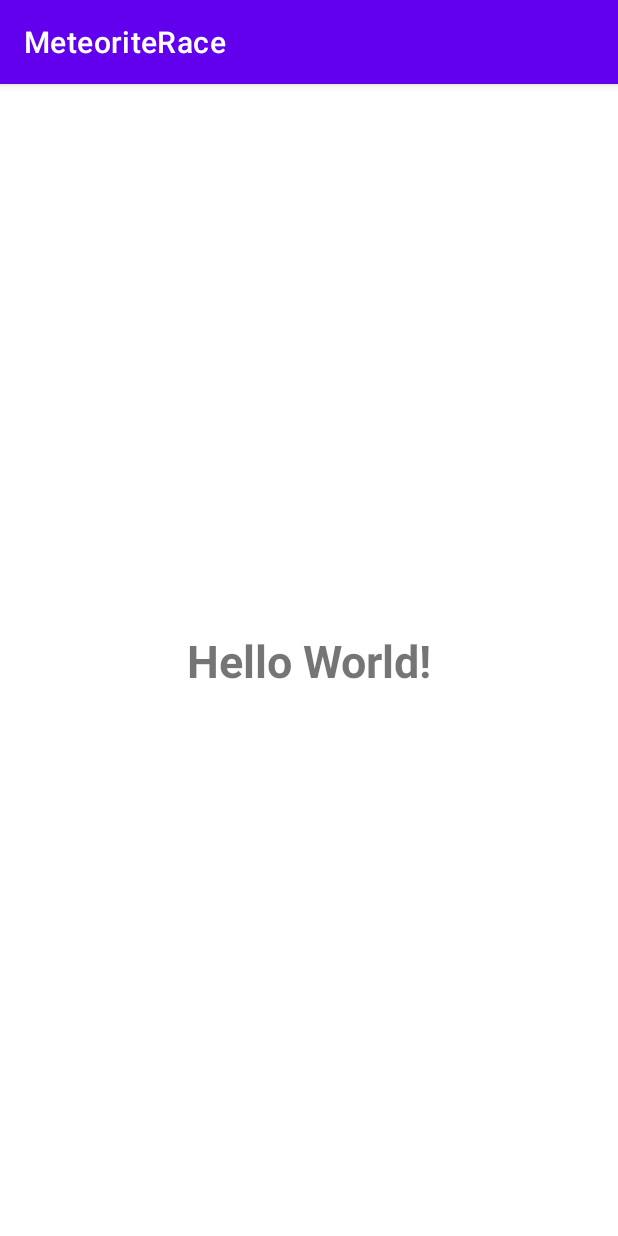
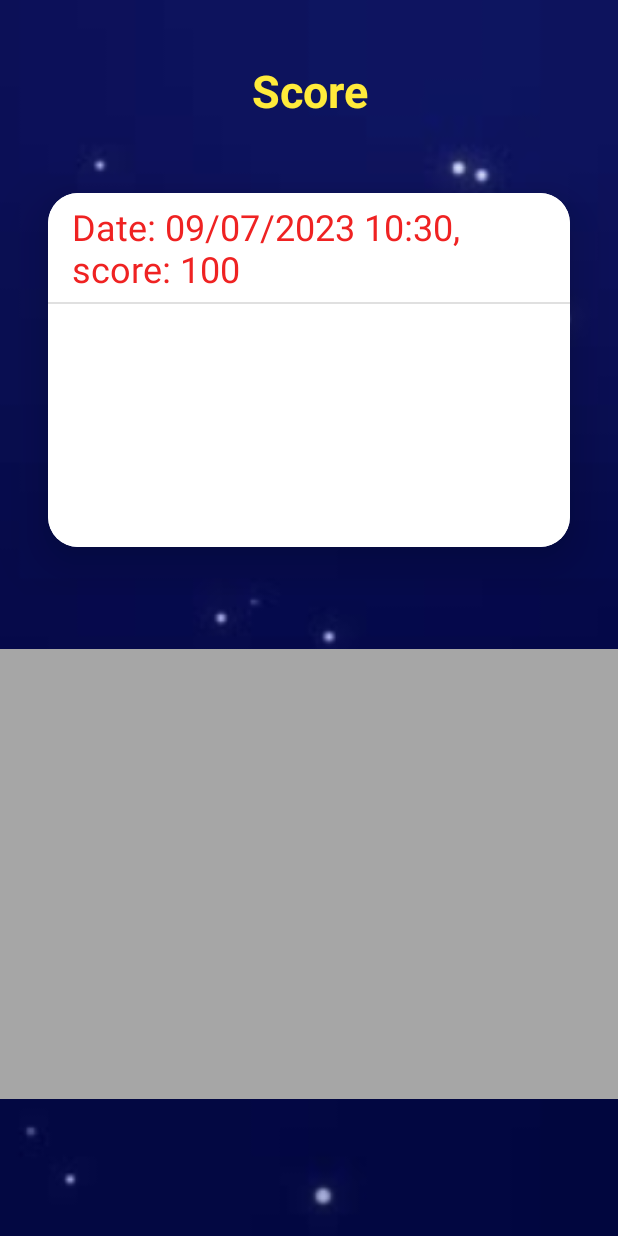
Before and after one commit to RamDvlp/SpaceRaceV2, an Android app: the Score screen opened directly, with no data from a screen before it, on a phone screen of 412 x 824 dp. Run offline under Robolectric (Android 15) with nearby library versions, the phone set to English and light mode, and no system bars; 1 statement that could not run was skipped.

Commit message:
Score Activity added. List View of scores made in game presented in a fragment in score activity. next: organize code + google map.

```diff
--- a/app/build.gradle
+++ b/app/build.gradle
@@ -38,6 +38,8 @@ dependencies {
     implementation 'androidx.constraintlayout:constraintlayout:2.1.4'
     implementation 'androidx.navigation:navigation-fragment:2.4.1'
     implementation 'androidx.navigation:navigation-ui:2.4.1'
+    implementation 'androidx.legacy:legacy-support-v4:1.0.0'
+    implementation 'androidx.recyclerview:recyclerview:1.3.0'
     testImplementation 'junit:junit:4.13.2'
     androidTestImplementation 'androidx.test.ext:junit:1.1.5'
     androidTestImplementation 'androidx.test.espresso:espresso-core:3.5.1'
--- a/app/src/main/AndroidManifest.xml
+++ b/app/src/main/AndroidManifest.xml
@@ -1,6 +1,6 @@
 <?xml version="1.0" encoding="utf-8"?>
 <manifest xmlns:android="http://schemas.android.com/apk/res/android"
-    xmlns:tools="http://schemas.android.com/tools" >
+    xmlns:tools="http://schemas.android.com/tools">
 
     <uses-permission android:name="android.permission.INTERNET" />
     <uses-permission android:name="android.permission.VIBRATE" />
@@ -14,13 +14,13 @@
         android:label="@string/app_name"
         android:supportsRtl="false"
         android:theme="@style/Theme.MeteoriteRace"
-        tools:targetApi="31" >
+        tools:targetApi="31">
         <activity
             android:name=".Score"
             android:exported="false" />
         <activity
             android:name=".MainScreenActivity2"
-            android:exported="true" >
+            android:exported="true">
             <intent-filter>
                 <action android:name="android.intent.action.MAIN" />
 
--- /dev/null
+++ b/app/src/main/java/com/example/meteoriterace/ListFragment.java
@@ -0,0 +1,63 @@
+package com.example.meteoriterace;
+
+
+import androidx.annotation.NonNull;
+import androidx.annotation.Nullable;
+import androidx.appcompat.app.AppCompatActivity;
+import androidx.fragment.app.Fragment;
+
+import android.os.Bundle;
+import android.view.LayoutInflater;
+import android.view.View;
+import android.view.ViewGroup;
+import android.widget.AdapterView;
+import android.widget.ArrayAdapter;
+import android.widget.ListView;
+import android.widget.SimpleAdapter;
+import android.widget.Toast;
+
+import java.util.ArrayList;
+import java.util.Arrays;
+import java.util.List;
+
+public class ListFragment extends Fragment {
+
+    private ListView list_LST_names;
+
+    private ArrayList<String> data;
+
+
+    @Nullable
+    @Override
+    public View onCreateView(@NonNull LayoutInflater inflater, @Nullable ViewGroup container, @Nullable Bundle savedInstanceState) {
+
+        View view = inflater.inflate(R.layout.fragment_list, container,false);
+
+        list_LST_names = view.findViewById(R.id.list_LST_scores);
+
+
+        //ArrayAdapter arrayAdapter = new ArrayAdapter(container.getContext(), R.layout.list_country, data);
+        ArrayAdapter arrayAdapter = new ArrayAdapter(requireContext(), R.layout.list_item, getListItems());
+        list_LST_names.setAdapter(arrayAdapter);
+
+        list_LST_names.setOnItemClickListener(new AdapterView.OnItemClickListener() {
+            @Override
+            public void onItemClick(AdapterView<?> parent, View view, int position, long id) {
+                Toast.makeText(container.getContext(), position + " - " + data.get(position), Toast.LENGTH_SHORT).show();
+            }
+        });
+
+        return view;
+    }
+
+    private List getListItems() {
+
+        data = new ArrayList<String>();
+        ScoreEntery s[] = mySP.getSP().readAll();
+        for(ScoreEntery se : s){
+            data.add(se.toString());
+        }
+
+        return data;
+    }
+}
--- a/app/src/main/java/com/example/meteoriterace/MainActivity.java
+++ b/app/src/main/java/com/example/meteoriterace/MainActivity.java
@@ -90,7 +90,7 @@ public class MainActivity extends AppCompatActivity {
 
 
 
-                        if (y < -SENSOR_THRESHOLD ) {
+                        if (y < 0 ) {
                             stopTimer();
                             startTimer(FAST_DELAY);
                             state = true;
@@ -315,7 +315,7 @@ public class MainActivity extends AppCompatActivity {
         //appsResource.getInstance().cancelVibrator();
         appsResource.getInstance().toast("GAME OVER");
 
-        loadScore();
+       // loadScore();
         finish();
 
     }
@@ -328,14 +328,17 @@ public class MainActivity extends AppCompatActivity {
         sc = new Gson().fromJson(json,ScoreEntery.class);
 
         Log.d("asd", sc.toString());
+        Log.d("asd", sc.getTheDate());
+        Log.d("asd", String.valueOf(sc.getScore()));
 
     }
 
     private void saveScore() {
+
         ScoreEntery sc = new ScoreEntery(score);
 
         String json = new Gson().toJson(sc);
-        mySP.getSP().writeScoreEntry(json);
+        mySP.getSP().writeScoreEntry(json,sc.getTheDate());
 
     }
 
--- a/app/src/main/java/com/example/meteoriterace/MainScreenActivity2.java
+++ b/app/src/main/java/com/example/meteoriterace/MainScreenActivity2.java
@@ -4,10 +4,9 @@ import androidx.appcompat.app.AppCompatActivity;
 
 import android.content.Intent;
 import android.os.Bundle;
-import android.util.Log;
-import android.view.Window;
-import android.view.WindowManager;
 import android.widget.Button;
+
+import com.google.gson.Gson;
 
 public class MainScreenActivity2 extends AppCompatActivity {
 
@@ -23,6 +22,12 @@ public class MainScreenActivity2 extends AppCompatActivity {
         ScreenUtils.hideSystemUI(this);
         setContentView(R.layout.activity_main_screen2);
 
+        //******
+        ScoreEntery sc = new ScoreEntery(100);
+
+        String json = new Gson().toJson(sc);
+        mySP.getSP().writeScoreEntry(json, sc.getTheDate());
+        //**********
 
 
         initViews();
@@ -55,6 +60,8 @@ public class MainScreenActivity2 extends AppCompatActivity {
 
     private void scoreScreen() {
         intent = new Intent(MainScreenActivity2.this,Score.class);
+
+
         //intent.putExtra("gameType", "sensors");
         startActivity(intent);
     }
--- a/app/src/main/java/com/example/meteoriterace/Score.java
+++ b/app/src/main/java/com/example/meteoriterace/Score.java
@@ -3,17 +3,29 @@ package com.example.meteoriterace;
 import androidx.appcompat.app.AppCompatActivity;
 
 import android.os.Bundle;
-import android.widget.TextView;
 
 public class Score extends AppCompatActivity {
 
 
-
+    private ListFragment fragmentList;
 
     @Override
     protected void onCreate(Bundle savedInstanceState) {
         super.onCreate(savedInstanceState);
         setContentView(R.layout.activity_score);
+
+        fragmentList = new ListFragment();
+
+        ScreenUtils.hideSystemUI(this);
+
+        getSupportFragmentManager().beginTransaction()
+                .replace(R.id.main_LAY_frameScore, fragmentList)
+               // .add(R.id.main_LAY_frameScore, fragmentList)
+                //.add(R.id.main_LAY_frame1, fragmentMap)
+               // .hide(fragmentMap)
+                .commit();
+
+
 
 
     }
@@ -21,12 +33,25 @@ public class Score extends AppCompatActivity {
     @Override
     protected void onStart() {
         super.onStart();
+        appsResource.getInstance().resumeBackgroundMusic();
 
+
+        //fragmentList.setScore(mySP.getSP().readScoreEntery());
+
+    }
+
+
+    private void changeFrame() {
+        getSupportFragmentManager().beginTransaction()
+                //.hide(fragmentList)
+                //.show(fragmentMap)
+                .commit();
     }
 
     @Override
     protected void onStop() {
         super.onStop();
+        appsResource.getInstance().pausebackgroundMusic();
 
     }
 }
--- a/app/src/main/java/com/example/meteoriterace/ScoreEntery.java
+++ b/app/src/main/java/com/example/meteoriterace/ScoreEntery.java
@@ -15,7 +15,7 @@ public class ScoreEntery {
     public static final String KEY_ENTERY = "ENTERY";
 
     private int score;
-    private DateTimeFormatter format;
+
     private String theDate;
 
     public ScoreEntery() {
@@ -23,6 +23,8 @@ public class ScoreEntery {
 
     public ScoreEntery(int score) {
         this.score = score;
+
+        DateTimeFormatter format;
 
         if (Build.VERSION.SDK_INT >= Build.VERSION_CODES.O) {
             format = DateTimeFormatter.ofPattern("dd/MM/YYYY HH:mm");
@@ -56,7 +58,7 @@ public class ScoreEntery {
     @Override
     public String toString() {
         return
-                "score=" + score +
-                ", theDate='" + theDate ;
+                "Date: " + theDate +
+        ", score: " + score;
     }
 }
--- a/app/src/main/java/com/example/meteoriterace/mySP.java
+++ b/app/src/main/java/com/example/meteoriterace/mySP.java
@@ -2,6 +2,14 @@ package com.example.meteoriterace;
 
 import android.content.Context;
 import android.content.SharedPreferences;
+
+import com.google.gson.Gson;
+
+import java.lang.reflect.Array;
+import java.util.ArrayList;
+import java.util.Arrays;
+import java.util.Map;
+import java.util.Stack;
 
 public class mySP {
 
@@ -13,37 +21,68 @@ public class mySP {
 
     private static final String DEF_VALUE = "";
 
+    private ArrayList<ScoreEntery> allScores;
+
+    Stack<String> allKeys;
 
     private mySP(Context context) {
-        this.pref = context.getApplicationContext().getSharedPreferences(FILE_NAME,Context.MODE_PRIVATE);
+        this.pref = context.getApplicationContext().getSharedPreferences(FILE_NAME, Context.MODE_PRIVATE);
+        allKeys = new Stack<String>();
     }
 
-    public static void init(Context context){
-        if(sp == null){
+    public static void init(Context context) {
+        if (sp == null) {
             sp = new mySP(context);
         }
+
     }
 
-    public static mySP getSP(){
+    public static mySP getSP() {
         return sp;
     }
 
-    public void writeScoreEntry(String scoreEntery){
+    public void writeScoreEntry(String scoreEntery, String theDate) {
+        allKeys.push(theDate);
         SharedPreferences.Editor editor = pref.edit();
-        editor.putString(ScoreEntery.KEY_ENTERY,scoreEntery);
+        editor.putString(theDate, scoreEntery);
         editor.apply();
     }
 
-    public String readScoreEntery(){
-        String entery = pref.getString(ScoreEntery.KEY_ENTERY, DEF_VALUE);
+    public String readScoreEntery() {
+        String entery = pref.getString(allKeys.pop(), DEF_VALUE);
         return entery;
+
+    }
+
+    public ScoreEntery[] readAll() {
+
+        Map<String, ?> allEntries = pref.getAll();
+
+        int size = allEntries.size();
+        allScores = new ArrayList<ScoreEntery>();
+        int i = 0;
+
+        // Iterate over the entries and display them
+        for (Map.Entry<String, ?> entry : allEntries.entrySet()) {
+            String key = entry.getKey();
+
+            // Check if the key matches the desired pattern
+            if (allKeys.contains(key)) {
+                ScoreEntery sc;
+                sc = new Gson().fromJson((String) entry.getValue(),ScoreEntery.class);
+
+                //Object value = entry.getValue();
+                // Process the entry as needed
+
+                    allScores.add(sc);
+                    i++;
+                   // Toast.makeText(this, "Key: " + key + ", Value: " + intValue, Toast.LENGTH_SHORT).show();
+                }
+                // Add more conditions for other data types if needed
+            }
+        return allScores.toArray(new ScoreEntery[0]);
+        }
+
 
 
     }
-
-
-
-
-
-
-}
--- a/app/src/main/res/layout/activity_main.xml
+++ b/app/src/main/res/layout/activity_main.xml
@@ -6,7 +6,8 @@
     android:layout_width="match_parent"
     android:layout_height="match_parent"
     tools:context=".MainActivity"
-    android:orientation="vertical">
+    android:orientation="vertical"
+    android:keepScreenOn="true">
 
     <androidx.appcompat.widget.AppCompatImageView
         android:id="@+id/main_img_back"
--- a/app/src/main/res/layout/activity_score.xml
+++ b/app/src/main/res/layout/activity_score.xml
@@ -1,23 +1,58 @@
 <?xml version="1.0" encoding="utf-8"?>
-<androidx.constraintlayout.widget.ConstraintLayout xmlns:android="http://schemas.android.com/apk/res/android"
+<RelativeLayout
+    xmlns:android="http://schemas.android.com/apk/res/android"
     xmlns:app="http://schemas.android.com/apk/res-auto"
     xmlns:tools="http://schemas.android.com/tools"
     android:layout_width="match_parent"
     android:layout_height="match_parent"
     tools:context=".Score">
 
-
-    <com.google.android.material.textview.MaterialTextView
-        android:id="@+id/main_LBL_info"
-        android:layout_width="wrap_content"
-        android:layout_height="wrap_content"
-        android:text="Hello World!"
-        android:textSize="30sp"
-        android:textStyle="bold"
-        app:layout_constraintBottom_toBottomOf="parent"
-        app:layout_constraintEnd_toEndOf="parent"
-        app:layout_constraintStart_toStartOf="parent"
-        app:layout_constraintTop_toTopOf="parent" />
+    <androidx.appcompat.widget.AppCompatImageView
+        android:id="@+id/main_img_back"
+        android:layout_width="match_parent"
+        android:layout_height="match_parent"
+        app:srcCompat="@drawable/night_sky"
+        android:scaleType="centerCrop"/>
 
 
-</androidx.constraintlayout.widget.ConstraintLayout>
+    <androidx.appcompat.widget.LinearLayoutCompat
+        android:layout_width="match_parent"
+        android:layout_height="match_parent"
+        android:orientation="vertical"
+        android:paddingTop="40dp">
+
+        <com.google.android.material.textview.MaterialTextView
+            android:id="@+id/main_LBL_title"
+            android:layout_width="match_parent"
+            android:layout_height="wrap_content"
+            android:layout_marginBottom="16dp"
+            android:gravity="center"
+            android:textSize="30sp"
+            android:textStyle="bold"
+            android:textColor="#FFEB3B"
+            android:text="Score"/>
+
+
+        <FrameLayout
+            android:id="@+id/main_LAY_frameScore"
+            android:layout_width="match_parent"
+            android:layout_height="300dp"
+            />
+
+        <View
+            android:layout_width="match_parent"
+            android:layout_height="20dp"/>
+
+        <FrameLayout
+            android:id="@+id/main_LAY_frameMAP"
+            android:layout_width="match_parent"
+            android:layout_marginTop="16dp"
+            android:layout_height="300dp"
+            android:background="#A6A6A6"/>
+
+
+
+    </androidx.appcompat.widget.LinearLayoutCompat>
+
+
+</RelativeLayout>
--- /dev/null
+++ b/app/src/main/res/layout/fragment_list.xml
@@ -0,0 +1,36 @@
+<?xml version="1.0" encoding="utf-8"?>
+<RelativeLayout
+    xmlns:android="http://schemas.android.com/apk/res/android"
+    xmlns:app="http://schemas.android.com/apk/res-auto"
+    xmlns:tools="http://schemas.android.com/tools"
+    android:layout_width="match_parent"
+    android:layout_height="match_parent"
+    tools:context=".ListFragment">
+
+    <com.google.android.material.card.MaterialCardView
+        android:layout_width="match_parent"
+        android:layout_height="400dp"
+        android:layout_margin="32dp"
+        android:elevation="22dp"
+        app:cardElevation="22dp"
+        app:cardCornerRadius="20dp">
+
+        <RelativeLayout
+            android:layout_width="match_parent"
+            android:layout_height="match_parent"
+            android:background="#FFFFFF">
+
+            <ListView
+                android:id="@+id/list_LST_scores"
+                android:layout_width="match_parent"
+                android:layout_height="match_parent"/>
+
+        </RelativeLayout>
+
+
+
+    </com.google.android.material.card.MaterialCardView>
+
+
+
+</RelativeLayout>
--- /dev/null
+++ b/app/src/main/res/layout/list_item.xml
@@ -0,0 +1,15 @@
+<?xml version="1.0" encoding="utf-8"?>
+<TextView xmlns:android="http://schemas.android.com/apk/res/android"
+    android:id="@android:id/text1"
+    android:layout_width="match_parent"
+    android:layout_height="wrap_content"
+    android:textAppearance="?android:attr/textAppearanceListItemSmall"
+    android:gravity="center_vertical"
+    android:paddingStart="?android:attr/listPreferredItemPaddingStart"
+    android:paddingEnd="?android:attr/listPreferredItemPaddingEnd"
+    android:minHeight="?android:attr/listPreferredItemHeightSmall"
+    android:textSize="24sp"
+    android:paddingVertical="6dp"
+    android:textColor="#EF2222"
+    android:text="dsfadsfafdsfds"
+    />
--- a/app/src/main/res/values/strings.xml
+++ b/app/src/main/res/values/strings.xml
@@ -10,4 +10,6 @@
     <string name="hello_first_fragment">Hello first fragment</string>
     <string name="hello_second_fragment">Hello second fragment. Arg: %1$s</string>
     <string name="title_activity_score">Score</string>
+    <!-- TODO: Remove or change this placeholder text -->
+    <string name="hello_blank_fragment">Hello blank fragment</string>
 </resources>
```
